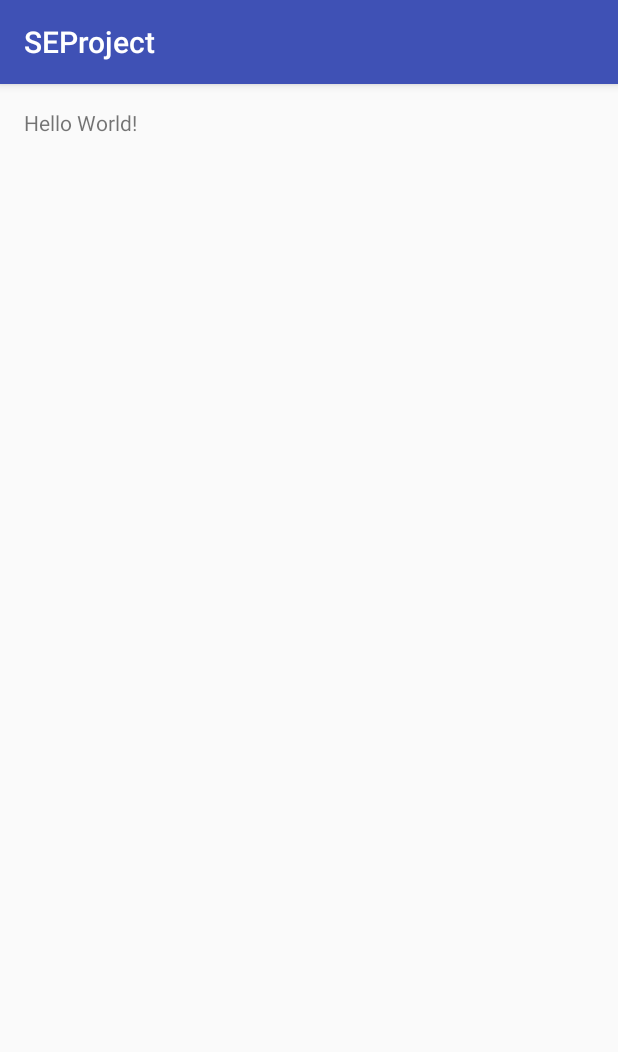
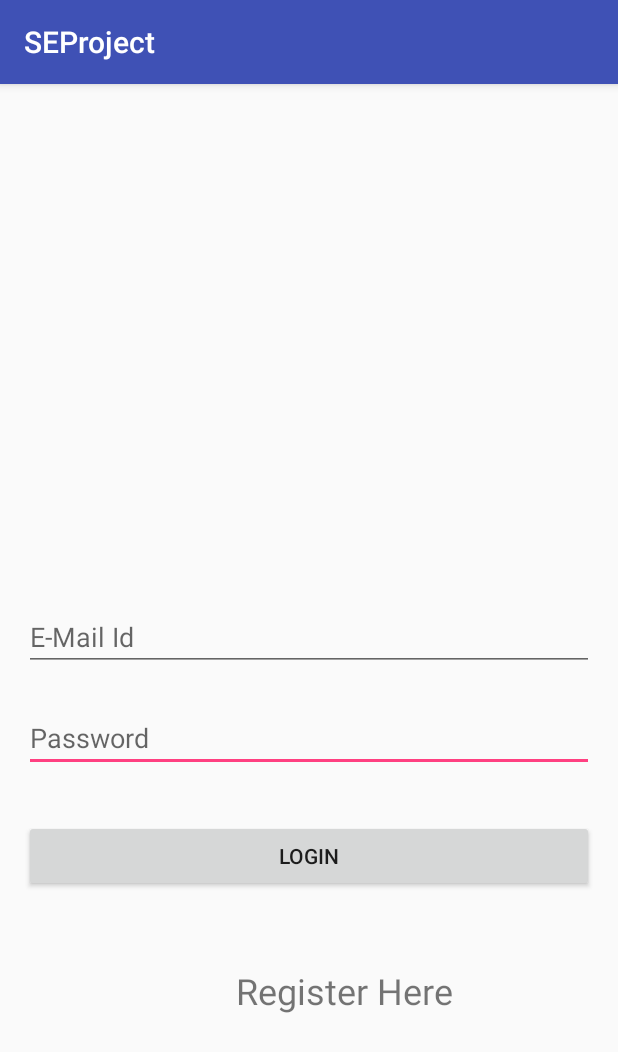
Before and after one commit to melvinabraham/CleanIndia, an Android app: the screen it shows after launch (LoginActivity), on a phone screen of 412 x 824 dp. Shown: the top 1052 px of the screen. Run offline under Robolectric (Android 15) with nearby library versions, the phone set to English and light mode, and no system bars.

Commit message:
Login Page XML update

```diff
--- a/app/src/main/java/com/mapps/seproject/LoginActivity.java
+++ b/app/src/main/java/com/mapps/seproject/LoginActivity.java
@@ -10,5 +10,9 @@ public class LoginActivity extends AppCompatActivity {
         super.onCreate(savedInstanceState);
         setContentView(R.layout.activity_login);
 
+
+
+
+
     }
 }
--- a/app/src/main/res/layout/activity_login.xml
+++ b/app/src/main/res/layout/activity_login.xml
@@ -9,9 +9,46 @@
     android:paddingRight="@dimen/activity_horizontal_margin"
     android:paddingTop="@dimen/activity_vertical_margin"
     tools:context="com.mapps.seproject.LoginActivity">
+    <Button
+        android:text="Login"
+        android:layout_width="match_parent"
+        android:layout_height="wrap_content"
+        android:id="@+id/bLogin"
+        android:layout_above="@+id/textRegister"
+        android:layout_alignParentStart="true"
+        android:layout_marginBottom="49dp" />
 
     <TextView
+        android:text="Register Here"
         android:layout_width="wrap_content"
         android:layout_height="wrap_content"
-        android:text="Hello World!" />
+        android:id="@+id/textRegister"
+        android:textSize="24sp"
+        android:layout_alignParentBottom="true"
+        android:layout_alignParentEnd="true"
+        android:layout_marginEnd="94dp"
+        android:layout_marginBottom="131dp" />
+
+    <EditText
+        android:layout_width="match_parent"
+        android:layout_height="wrap_content"
+        android:inputType="textPassword"
+        android:ems="10"
+        android:id="@+id/etLoginPassword"
+        android:hint="Password"
+        android:layout_marginBottom="32dp"
+        android:layout_above="@+id/bLogin"
+        android:layout_alignParentStart="true" />
+
+    <EditText
+        android:layout_width="match_parent"
+        android:layout_height="wrap_content"
+        android:inputType="textPersonName"
+        android:ems="10"
+        android:id="@+id/etLoginEmail"
+        android:hint="E-Mail Id"
+        android:layout_marginBottom="22dp"
+        android:layout_above="@+id/etLoginPassword"
+        android:layout_alignParentStart="true" />
+
 </RelativeLayout>
```
